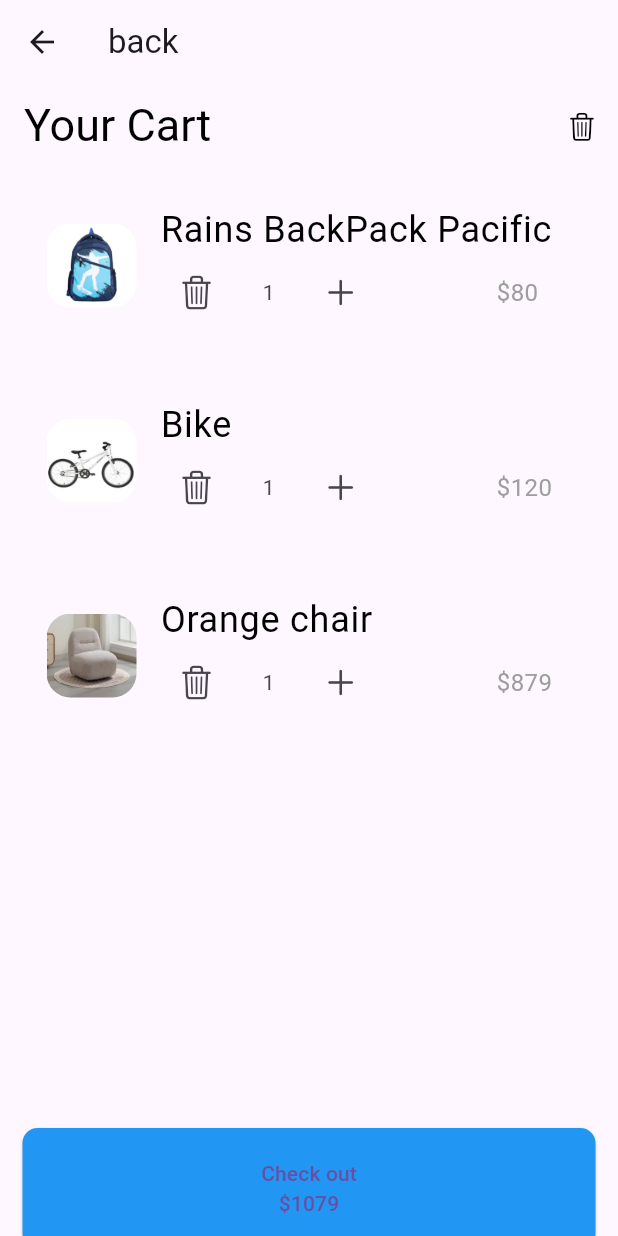
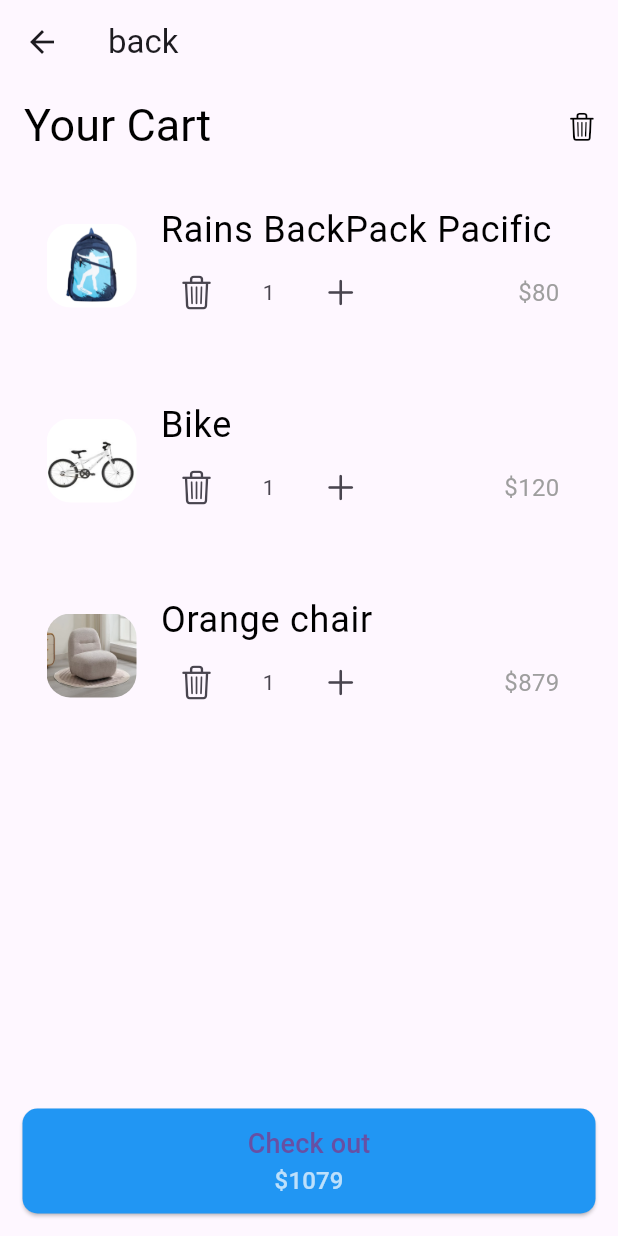
Before and after one commit to Ubaydullayeww/oveflow, a Flutter app: the CardPage screen opened directly, on a phone screen of 412 x 824 dp. Run offline on Flutter 3.47's test engine with Material 3 defaults, Android fonts, the light colour scheme and no system bars.

Commit message:
card qism qoshildi

```diff
--- a/lib/screen/card/card.dart
+++ b/lib/screen/card/card.dart
@@ -35,8 +35,8 @@ class _CardState extends State<CardPage> {
                 ),
               ),
               onPressed: () {
-                onConfirm(); // Confirm action
-                Navigator.pop(context); // Close dialog
+                onConfirm();
+                Navigator.pop(context);
               },
               child: Text('Yes'),
             ),
@@ -67,7 +67,47 @@ class _CardState extends State<CardPage> {
         title: Text('back'),
         centerTitle: false,
       ),
-      body: CustomScrollView(
+      body: name.isEmpty
+          ? Center(
+        child: Column(
+          mainAxisAlignment: MainAxisAlignment.center,
+          children: [
+            Text('🛒', style: TextStyle(fontSize: 100)),
+            SizedBox(height: 30),
+            Text(
+              'Your cart is empty',
+              style: TextStyle(
+                color: Colors.black,
+                fontSize: 25,
+                fontWeight: FontWeight.bold,
+              ),
+            ),
+            Text(
+              'Looking for ideas',
+              style: TextStyle(color: Colors.grey, fontSize: 18),
+            ),
+            SizedBox(height: 30),
+            Padding(
+              padding: const EdgeInsets.symmetric(horizontal: 30),
+              child: ElevatedButton(
+                onPressed: () {},
+                style: ElevatedButton.styleFrom(
+                  backgroundColor: Colors.blue.shade900,
+                  shape: RoundedRectangleBorder(
+                    borderRadius: BorderRadius.circular(10),
+                  ),
+                  minimumSize: Size(double.infinity, 70),
+                ),
+                child: Text(
+                  'Explore New Products',
+                  style: TextStyle(color: Colors.white),
+                ),
+              ),
+            ),
+          ],
+        ),
+      )
+          : CustomScrollView(
         slivers: [
           SliverAppBar(
             centerTitle: false,
@@ -97,37 +137,6 @@ class _CardState extends State<CardPage> {
               ),
             ],
           ),
-
-          if (name.isEmpty)
-            SliverFillRemaining(
-              child: Center(
-                child: Column(
-                  mainAxisAlignment: MainAxisAlignment.center,
-                  children: [
-                    Text('🛒' ,style: TextStyle(fontSize: 100),),
-                    SizedBox(height: 30,),
-                    Text('Your card is empty',style: TextStyle(color: Colors.black , fontSize: 25 , fontWeight: FontWeight.bold),
-                    ),
-                    Text('Looking for ideas' , style: TextStyle(color: Colors.grey , fontSize: 18),),
-                    SizedBox(height: 30,),
-         Padding(
-           padding: const EdgeInsets.only(left: 30 , right: 30),
-           child: ElevatedButton(onPressed: (){}, child: Text('Explore New Products' , style: TextStyle(color: Colors.white),),
-
-             style: ElevatedButton.styleFrom(
-               backgroundColor: Colors.blue.shade900,
-               shape: RoundedRectangleBorder(
-                 borderRadius: BorderRadius.circular(10),
-               ),
-               minimumSize: Size(double.infinity, 70)
-             ),
-           ),
-         ),
-                  ],
-                ),
-              ),
-            )
-          else
           SliverList(
             delegate: SliverChildBuilderDelegate(
                   (context, index) {
@@ -169,7 +178,7 @@ class _CardState extends State<CardPage> {
                           },
                           icon: Icon(CupertinoIcons.plus),
                         ),
-                          SizedBox(width: 80),
+                        Spacer(),
                         Text(
                           price[index],
                           style: TextStyle(color: Colors.grey, fontSize: 16),
@@ -193,12 +202,13 @@ class _CardState extends State<CardPage> {
               childCount: name.length,
             ),
           ),
+        ],
+      ),
 
-          // Checkout button
-          if (name.isNotEmpty)
-            SliverToBoxAdapter(
-              child: Padding(
-                padding: EdgeInsets.only(top: 250, left: 15, right: 15),
+      // 🔽 Always visible Check out button
+      bottomNavigationBar: name.isNotEmpty
+          ? Padding(
+        padding: const EdgeInsets.all(15.0),
         child: ElevatedButton(
           onPressed: () {},
           style: ElevatedButton.styleFrom(
@@ -206,19 +216,18 @@ class _CardState extends State<CardPage> {
               borderRadius: BorderRadius.circular(10),
             ),
             backgroundColor: Colors.blue,
-                    minimumSize: Size(double.infinity, 80),
+            minimumSize: Size(double.infinity, 70),
           ),
           child: Column(
+            mainAxisSize: MainAxisSize.min,
             children: [
-                      Text('Check out'),
-                      Text('\$1079'), // You can calculate total dynamically too
+              Text('Check out', style: TextStyle(fontSize: 18)),
+              Text('\$1079', style: TextStyle(fontSize: 16, color: Colors.white70)),
             ],
           ),
         ),
-              ),
-            ),
-        ],
-      ),
+      )
+          : null,
     );
   }
 }
```
Lines whose indentation alone changed are shown as unchanged.
